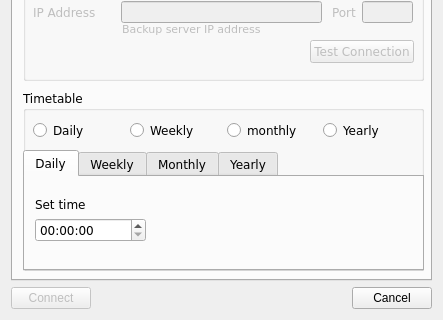
This is postgresqlsettings.ui in tonycool7/masters_diploma as Qt 5 draws it before an edit; both pictures show x 0 to 443 and y 352 to 672 of the 443 by 672 pixel window. The edited form follows.
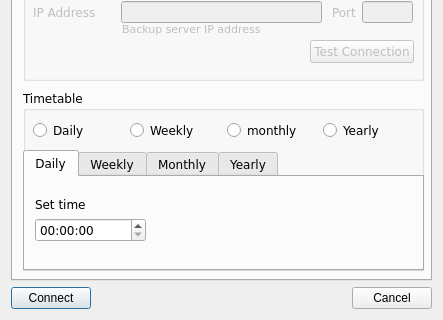
This is the edited form.

```diff
--- a/postgresqlsettings.ui
+++ b/postgresqlsettings.ui
@@ -909,7 +909,7 @@
      <item>
       <widget class="QPushButton" name="postgre_ok_btn">
        <property name="enabled">
-        <bool>false</bool>
+        <bool>true</bool>
        </property>
        <property name="text">
         <string>Connect</string>
```
